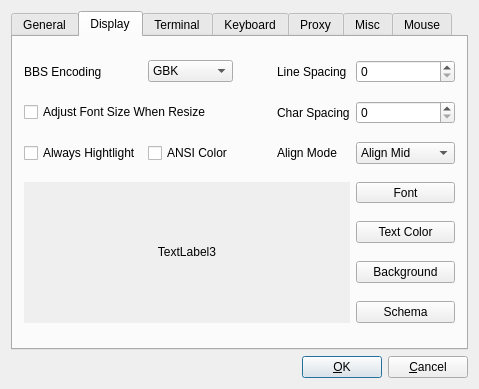
The window that src/ui/addrdialog.ui (hosiet/fqterm) describes before a commit, drawn with Qt 5.
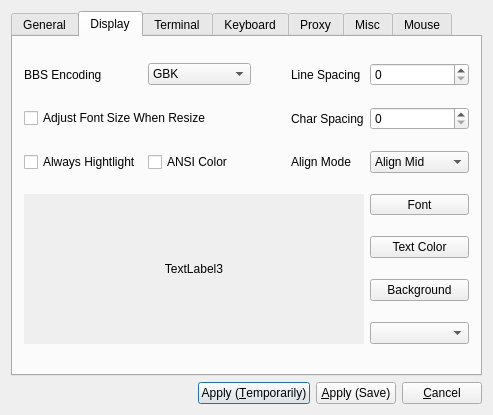
The same window after the commit. The open tabs and pages were chosen to show the change.

```diff
--- a/src/ui/addrdialog.ui
+++ b/src/ui/addrdialog.ui
@@ -6,8 +6,8 @@
    <rect>
     <x>0</x>
     <y>0</y>
-    <width>479</width>
-    <height>360</height>
+    <width>493</width>
+    <height>383</height>
    </rect>
   </property>
   <property name="windowTitle">
@@ -30,11 +30,11 @@
    <item row="1" column="1">
     <widget class="QPushButton" name="applyPushButton">
      <property name="text">
-      <string>&amp;OK</string>
+      <string>Apply (&amp;Temporarily)</string>
      </property>
     </widget>
    </item>
-   <item row="1" column="2">
+   <item row="1" column="3">
     <widget class="QPushButton" name="closePushButton">
      <property name="text">
       <string>&amp;Cancel</string>
@@ -47,7 +47,7 @@
      </property>
     </widget>
    </item>
-   <item row="0" column="0" colspan="3">
+   <item row="0" column="0" colspan="4">
     <widget class="QTabWidget" name="tabWidget">
      <property name="currentIndex">
       <number>0</number>
@@ -296,6 +296,11 @@
            <string>UTF8</string>
           </property>
          </item>
+         <item>
+          <property name="text">
+           <string>BIG5-HKSCS</string>
+          </property>
+         </item>
         </widget>
        </item>
        <item row="1" column="0" colspan="2">
@@ -312,7 +317,7 @@
          </property>
         </widget>
        </item>
-       <item row="3" column="0" rowspan="4" colspan="4">
+       <item row="4" column="0" rowspan="4" colspan="4">
         <widget class="QLabel" name="fontPreviewer">
          <property name="autoFillBackground">
           <bool>true</bool>
@@ -328,49 +333,6 @@
          </property>
         </widget>
        </item>
-       <item row="3" column="4">
-        <widget class="QToolButton" name="fontToolButton">
-         <property name="sizePolicy">
-          <sizepolicy hsizetype="Minimum" vsizetype="Fixed">
-           <horstretch>0</horstretch>
-           <verstretch>0</verstretch>
-          </sizepolicy>
-         </property>
-         <property name="text">
-          <string>Font</string>
-         </property>
-         <property name="popupMode">
-          <enum>QToolButton::InstantPopup</enum>
-         </property>
-         <property name="toolButtonStyle">
-          <enum>Qt::ToolButtonTextOnly</enum>
-         </property>
-         <property name="arrowType">
-          <enum>Qt::DownArrow</enum>
-         </property>
-        </widget>
-       </item>
-       <item row="4" column="4">
-        <widget class="QPushButton" name="fgcolorPushButton">
-         <property name="text">
-          <string>Text Color</string>
-         </property>
-        </widget>
-       </item>
-       <item row="5" column="4">
-        <widget class="QPushButton" name="bgcolorPushButton">
-         <property name="text">
-          <string>Background</string>
-         </property>
-        </widget>
-       </item>
-       <item row="6" column="4">
-        <widget class="QPushButton" name="schemaPushButton">
-         <property name="text">
-          <string>Schema</string>
-         </property>
-        </widget>
-       </item>
        <item row="2" column="3">
         <widget class="QLabel" name="label_4">
          <property name="text">
@@ -424,6 +386,45 @@
          </item>
         </widget>
        </item>
+       <item row="7" column="4">
+        <widget class="QComboBox" name="schemaComboBox"/>
+       </item>
+       <item row="6" column="4">
+        <widget class="QPushButton" name="bgcolorPushButton">
+         <property name="text">
+          <string>Background</string>
+         </property>
+        </widget>
+       </item>
+       <item row="5" column="4">
+        <widget class="QPushButton" name="fgcolorPushButton">
+         <property name="text">
+          <string>Text Color</string>
+         </property>
+        </widget>
+       </item>
+       <item row="4" column="4">
+        <widget class="QToolButton" name="fontToolButton">
+         <property name="sizePolicy">
+          <sizepolicy hsizetype="Minimum" vsizetype="Fixed">
+           <horstretch>0</horstretch>
+           <verstretch>0</verstretch>
+          </sizepolicy>
+         </property>
+         <property name="text">
+          <string>Font</string>
+         </property>
+         <property name="popupMode">
+          <enum>QToolButton::InstantPopup</enum>
+         </property>
+         <property name="toolButtonStyle">
+          <enum>Qt::ToolButtonTextOnly</enum>
+         </property>
+         <property name="arrowType">
+          <enum>Qt::DownArrow</enum>
+         </property>
+        </widget>
+       </item>
       </layout>
      </widget>
      <widget class="QWidget" name="tab2">
@@ -812,21 +813,21 @@
          </property>
         </widget>
        </item>
-       <item row="5" column="0" colspan="2">
+       <item row="6" column="0" colspan="2">
         <widget class="QCheckBox" name="scriptCheckBox">
          <property name="text">
           <string>Load Control Script</string>
          </property>
         </widget>
        </item>
-       <item row="6" column="0" colspan="3">
+       <item row="7" column="0" colspan="3">
         <widget class="QLineEdit" name="scriptLineEdit">
          <property name="enabled">
           <bool>false</bool>
          </property>
         </widget>
        </item>
-       <item row="6" column="3" colspan="2">
+       <item row="7" column="3" colspan="2">
         <widget class="QPushButton" name="scriptPushButton">
          <property name="enabled">
           <bool>false</bool>
@@ -836,27 +837,34 @@
          </property>
         </widget>
        </item>
-       <item row="7" column="0">
+       <item row="8" column="0">
         <widget class="QCheckBox" name="zmodemCheck">
          <property name="text">
           <string>Enable Zmodem</string>
          </property>
         </widget>
        </item>
-       <item row="7" column="3">
+       <item row="8" column="3">
         <widget class="QCheckBox" name="buzzCheck">
          <property name="text">
           <string>Enable Buzz</string>
          </property>
         </widget>
        </item>
-       <item row="7" column="2">
+       <item row="8" column="2">
         <widget class="QCheckBox" name="beepCheck">
          <property name="text">
           <string>Enable Beep</string>
          </property>
         </widget>
        </item>
+       <item row="5" column="0" colspan="3">
+        <widget class="QCheckBox" name="autoCloseWinCheckBox">
+         <property name="text">
+          <string>When disconnected, close window automatically</string>
+         </property>
+        </widget>
+       </item>
       </layout>
      </widget>
      <widget class="QWidget" name="tab4">
@@ -938,6 +946,13 @@
      </widget>
     </widget>
    </item>
+   <item row="1" column="2">
+    <widget class="QPushButton" name="savePushButton">
+     <property name="text">
+      <string>&amp;Apply (Save)</string>
+     </property>
+    </widget>
+   </item>
   </layout>
  </widget>
  <layoutdefault spacing="6" margin="11"/>
```
Left out of the diff: 4 changed lines with no effect on the pictures.
